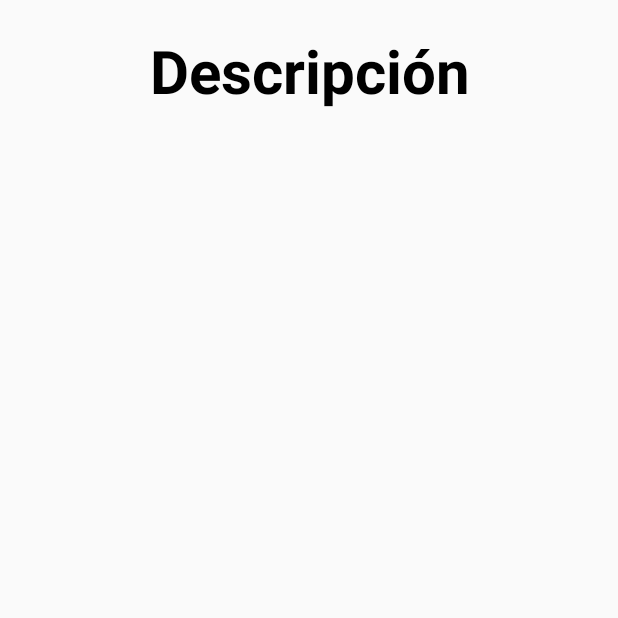
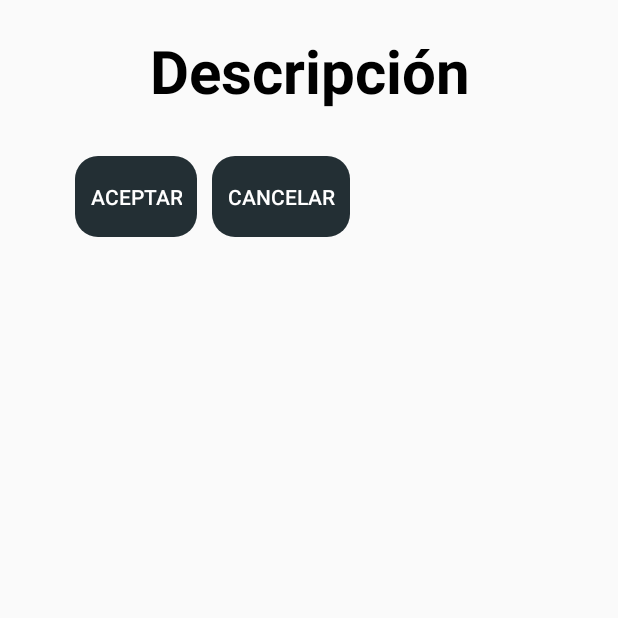
Before and after one commit to ManuelTorresArg/ScanApp, an Android app: the CustomDescription screen opened directly, with no data from a screen before it, on a phone screen of 412 x 824 dp, the top half of it. Run offline under Robolectric (Android 15) with nearby library versions, the phone set to English and light mode, and no system bars; our stand-ins replace Firebase (no records; nobody signed in at launch, a user with empty details on screens opened directly); 2 statements that could not run were skipped.

Commit message:
Backup271122

```diff
--- a/app/src/main/res/layout/description_select_activity.xml
+++ b/app/src/main/res/layout/description_select_activity.xml
@@ -1,6 +1,7 @@
 <?xml version="1.0" encoding="utf-8"?>
 <androidx.constraintlayout.widget.ConstraintLayout xmlns:android="http://schemas.android.com/apk/res/android"
     xmlns:app="http://schemas.android.com/apk/res-auto"
+    xmlns:tools="http://schemas.android.com/tools"
     android:layout_width="match_parent"
     android:layout_height="match_parent">
 
@@ -29,8 +30,39 @@
             android:id="@+id/descriptionGroup"
             android:layout_marginTop="30dp"
             android:layout_width="match_parent"
-            android:layout_height="match_parent" />
+            android:layout_height="wrap_content" >
+
+            <LinearLayout
+                android:layout_width="match_parent"
+                android:layout_height="match_parent"
+                android:orientation="horizontal">
+
+                <Button
+                    android:id="@+id/btn_custom_aceptar"
+                    style="?android:attr/buttonBarButtonStyle"
+                    android:layout_width="wrap_content"
+                    android:layout_height="wrap_content"
+                    android:background="@drawable/fondo_botones_negro"
+                    android:paddingStart="10dp"
+                    android:paddingEnd="10dp"
+                    android:text="@string/boton_aceptar"
+                    android:textColor="#FFFFFF" />
+
+                <Button
+                    android:id="@+id/btn_custom_cancelar"
+                    style="?android:attr/buttonBarButtonStyle"
+                    android:layout_width="wrap_content"
+                    android:layout_height="wrap_content"
+                    android:layout_marginStart="10dp"
+                    android:background="@drawable/fondo_botones_negro"
+                    android:paddingStart="10dp"
+                    android:paddingEnd="10dp"
+                    android:text="@string/boton_cancelar"
+                    android:textColor="#FFFFFF" />
+            </LinearLayout>
+        </RadioGroup>
 
 
     </LinearLayout>
+
 </androidx.constraintlayout.widget.ConstraintLayout>
```
Also changed, not shown: app/src/main/java/com/example/scanapp/CustomDescription.java (+25 -1 lines), app/src/main/java/com/example/scanapp/MainActivity.java (+39 -7 lines).
